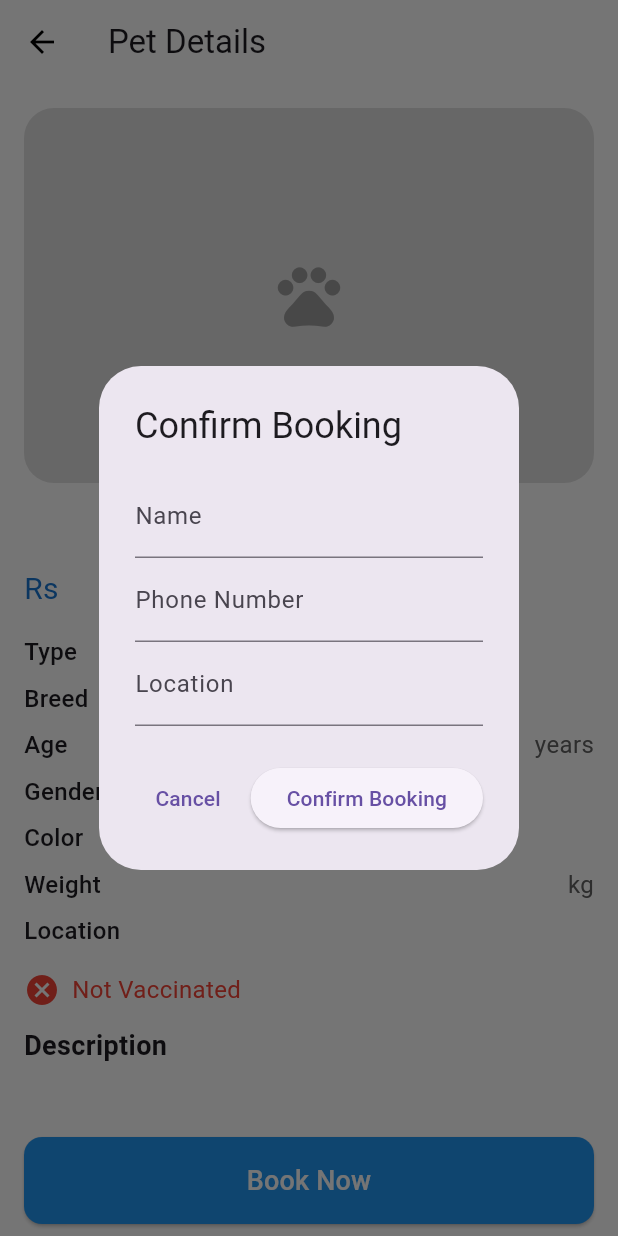
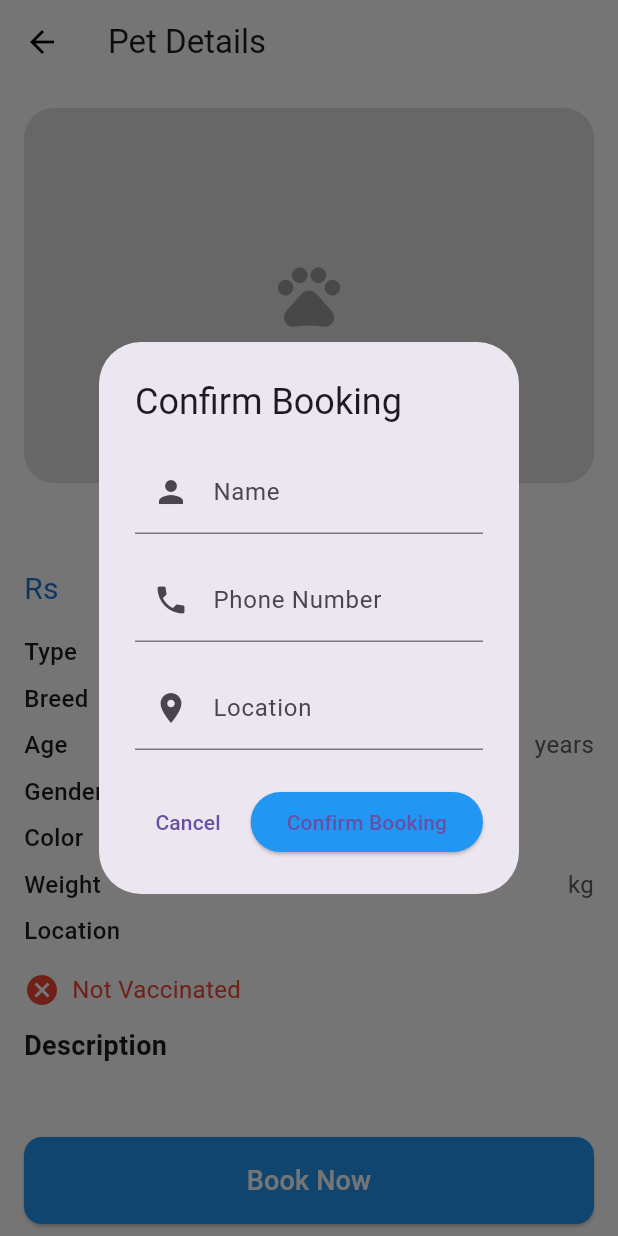
Before and after one commit to AtomSah/my_pet_care, a Flutter app: the PetDetailsView screen opened directly with empty values, after a tap on "Book Now", on a phone screen of 412 x 824 dp. Run offline on Flutter 3.47's test engine with Material 3 defaults, Android fonts, the light colour scheme and no system bars; our stand-ins replace dartz, dio, equatable, flutter_bloc, get_it, hive_flutter and 6 more; accounts and stored records are empty; network calls fail; Roboto replaces fonts that are missing (Poppins Regular).

Commit message:
bokking is done

```diff
--- a/lib/features/booking/presentation/view/BookingConfirmationDialog.dart
+++ /dev/null
@@ -1,59 +0,0 @@
-import 'package:flutter/material.dart';
-
-class BookingConfirmationDialog extends StatefulWidget {
-  final Function(String name, String phone, String location) onConfirm;
-
-  const BookingConfirmationDialog({Key? key, required this.onConfirm}) : super(key: key);
-
-  @override
-  _BookingConfirmationDialogState createState() => _BookingConfirmationDialogState();
-}
-
-class _BookingConfirmationDialogState extends State<BookingConfirmationDialog> {
-  final TextEditingController nameController = TextEditingController();
-  final TextEditingController phoneController = TextEditingController();
-  final TextEditingController locationController = TextEditingController();
-
-  @override
-  Widget build(BuildContext context) {
-    return AlertDialog(
-      title: const Text("Confirm Booking"),
-      content: Column(
-        mainAxisSize: MainAxisSize.min,
-        children: [
-          TextField(
-            controller: nameController,
-            decoration: const InputDecoration(labelText: "Name"),
-          ),
-          TextField(
-            controller: phoneController,
-            decoration: const InputDecoration(labelText: "Phone Number"),
-            keyboardType: TextInputType.phone,
-          ),
-          TextField(
-            controller: locationController,
-            decoration: const InputDecoration(labelText: "Location"),
-          ),
-        ],
-      ),
-      actions: [
-        TextButton(
-          onPressed: () => Navigator.of(context).pop(),
-          child: const Text("Cancel"),
-        ),
-        ElevatedButton(
-          onPressed: () {
-            final name = nameController.text;
-            final phone = phoneController.text;
-            final location = locationController.text;
-
-            widget.onConfirm(name, phone, location); // Pass the user's info back
-
-            Navigator.of(context).pop(); // Close the dialog
-          },
-          child: const Text("Confirm Booking"),
-        ),
-      ],
-    );
-  }
-}
--- a/lib/features/booking/domain/entity/booking_confirmation_entity.dart
+++ b/lib/features/booking_popups/domain/entity/booking_confirmation_entity.dart
@@ -1,18 +1,20 @@
-// lib/features/booking/domain/entity/booking_confirmation_entity.dart
+// lib/features/booking_popups/domain/entity/booking_confirmation_entity.dart
 
 import 'package:equatable/equatable.dart';
 
 class BookingConfirmationEntity extends Equatable {
+  final String petId;  // Added petId
   final String name;
   final String phone;
   final String location;
 
   const BookingConfirmationEntity({
+    required this.petId,
     required this.name,
     required this.phone,
     required this.location,
   });
 
   @override
-  List<Object?> get props => [name, phone, location];
+  List<Object> get props => [petId, name, phone, location];
 }
--- /dev/null
+++ b/lib/features/booking_popups/presentation/view/BookingConfirmationDialog.dart
@@ -0,0 +1,163 @@
+// lib/features/booking_popups/presentation/view/booking_confirmation_dialog.dart
+
+import 'package:flutter/material.dart';
+import 'package:flutter_bloc/flutter_bloc.dart';
+import 'package:pet_care/core/common/snackbar/my_snackbar.dart';
+import 'package:pet_care/features/booking_popups/presentation/view_model/booking_confirmation_bloc.dart';
+import 'package:pet_care/features/booking_popups/presentation/view_model/booking_confirmation_event.dart';
+import 'package:pet_care/features/booking_popups/presentation/view_model/booking_confirmation_state.dart';
+import 'package:pet_care/features/booked_pets/presentation/view/bookings_list_view.dart';
+import 'package:pet_care/features/dashboard/domain/entity/pet_entity.dart';
+
+class BookingConfirmationDialog extends StatefulWidget {
+  final PetEntity pet;
+
+  const BookingConfirmationDialog({
+    Key? key,
+    required this.pet,
+  }) : super(key: key);
+
+  @override
+  State<BookingConfirmationDialog> createState() => _BookingConfirmationDialogState();
+}
+
+class _BookingConfirmationDialogState extends State<BookingConfirmationDialog> {
+  final _formKey = GlobalKey<FormState>();
+  final _nameController = TextEditingController();
+  final _phoneController = TextEditingController();
+  final _locationController = TextEditingController();
+
+  @override
+  void dispose() {
+    _nameController.dispose();
+    _phoneController.dispose();
+    _locationController.dispose();
+    super.dispose();
+  }
+
+  String? _validateName(String? value) {
+    if (value == null || value.isEmpty) {
+      return 'Name is required';
+    }
+    return null;
+  }
+
+  String? _validatePhone(String? value) {
+    if (value == null || value.isEmpty) {
+      return 'Phone number is required';
+    }
+    // Add phone number validation if needed
+    return null;
+  }
+
+  String? _validateLocation(String? value) {
+    if (value == null || value.isEmpty) {
+      return 'Location is required';
+    }
+    return null;
+  }
+
+  @override
+  Widget build(BuildContext context) {
+    return BlocListener<BookingConfirmationBloc, BookingConfirmationState>(
+      listener: (context, state) {
+        if (state is BookingConfirmationSuccess) {
+          Navigator.pushAndRemoveUntil(
+            context,
+            MaterialPageRoute(builder: (context) => const BookingsListView()),
+            (route) => false,
+          );
+          showMySnackBar(
+            context: context,
+            message: 'Booking confirmed successfully!',
+            color: Colors.green,
+          );
+        }
+        if (state is BookingConfirmationError) {
+          showMySnackBar(
+            context: context,
+            message: state.message,
+            color: Colors.red,
+          );
+        }
+      },
+      child: AlertDialog(
+        title: const Text('Confirm Booking'),
+        content: Form(
+          key: _formKey,
+          child: Column(
+            mainAxisSize: MainAxisSize.min,
+            children: [
+              TextFormField(
+                controller: _nameController,
+                decoration: const InputDecoration(
+                  labelText: 'Name',
+                  prefixIcon: Icon(Icons.person),
+                ),
+                validator: _validateName,
+              ),
+              const SizedBox(height: 16),
+              TextFormField(
+                controller: _phoneController,
+                decoration: const InputDecoration(
+                  labelText: 'Phone Number',
+                  prefixIcon: Icon(Icons.phone),
+                ),
+                keyboardType: TextInputType.phone,
+                validator: _validatePhone,
+              ),
+              const SizedBox(height: 16),
+              TextFormField(
+                controller: _locationController,
+                decoration: const InputDecoration(
+                  labelText: 'Location',
+                  prefixIcon: Icon(Icons.location_on),
+                ),
+                validator: _validateLocation,
+              ),
+            ],
+          ),
+        ),
+        actions: [
+          TextButton(
+            onPressed: () => Navigator.pop(context),
+            child: const Text('Cancel'),
+          ),
+          BlocBuilder<BookingConfirmationBloc, BookingConfirmationState>(
+            builder: (context, state) {
+              return ElevatedButton(
+                onPressed: state is BookingConfirmationLoading
+                    ? null
+                    : () {
+                        if (_formKey.currentState!.validate()) {
+                          context.read<BookingConfirmationBloc>().add(
+                                ConfirmBookingEvent(
+                                  petId: widget.pet.id!,
+                                  name: _nameController.text,
+                                  phone: _phoneController.text,
+                                  location: _locationController.text,
+                                ),
+                              );
+                        }
+                      },
+                style: ElevatedButton.styleFrom(
+                  backgroundColor: Colors.blue,
+                ),
+                child: state is BookingConfirmationLoading
+                    ? const SizedBox(
+                        height: 20,
+                        width: 20,
+                        child: CircularProgressIndicator(
+                          strokeWidth: 2,
+                          valueColor: AlwaysStoppedAnimation<Color>(Colors.white),
+                        ),
+                      )
+                    : const Text('Confirm Booking'),
+              );
+            },
+          ),
+        ],
+      ),
+    );
+  }
+}
--- a/lib/features/booking/presentation/view_model/booking_confirmation_event.dart
+++ b/lib/features/booking_popups/presentation/view_model/booking_confirmation_event.dart
@@ -1,13 +1,15 @@
-// lib/features/booking/presentation/view_model/booking_confirmation_event.dart
+// lib/features/booking_popups/presentation/view_model/booking_confirmation_event.dart
 
 abstract class BookingConfirmationEvent {}
 
 class ConfirmBookingEvent extends BookingConfirmationEvent {
+  final String petId;
   final String name;
   final String phone;
   final String location;
 
   ConfirmBookingEvent({
+    required this.petId,
     required this.name,
     required this.phone,
     required this.location,
--- a/lib/features/petDetails/presentation/view/petdetails.dart
+++ b/lib/features/petDetails/presentation/view/petdetails.dart
@@ -1,6 +1,9 @@
 import 'package:flutter/material.dart';
+import 'package:flutter_bloc/flutter_bloc.dart';
+import 'package:pet_care/app/di/di.dart';
+import 'package:pet_care/features/booking_popups/presentation/view_model/booking_confirmation_bloc.dart';
 import 'package:pet_care/features/dashboard/domain/entity/pet_entity.dart';
-import 'package:pet_care/features/booking/presentation/view/BookingConfirmationDialog.dart';
+import 'package:pet_care/features/booking_popups/presentation/view/BookingConfirmationDialog.dart';
 
 class PetDetailsView extends StatelessWidget {
   final PetEntity pet;
@@ -141,11 +144,9 @@ class PetDetailsView extends StatelessWidget {
       onPressed: () {
         showDialog(
           context: context,
-            builder: (context) => BookingConfirmationDialog(
-              onConfirm: (name, phone, location) {
-                // Handle booking logic here (e.g., save to database or update state)
-                print("Booking Confirmed: $name, $phone, $location");
-              },
+          builder: (context) => BlocProvider(
+            create: (context) => getIt<BookingConfirmationBloc>(),
+            child: BookingConfirmationDialog(pet: pet),
           ),
         );
       },
```
Also changed, not shown: lib/app/di/di.dart (+25 -1 lines), lib/features/booking/domain/repository/booking_confirmation_repository.dart (deleted, +0 -10 lines), lib/features/booking_popups/data/data_source/booking_confirmation_data_source.dart (added, +36 -0 lines), lib/features/booking_popups/data/model/booking_confirmation_model.dart (renamed from lib/features/booking/data/model/booking_confirmation_model.dart, +8 -1 lines), lib/features/booking_popups/domain/repository/booking_confirmation_repository.dart (added, +26 -0 lines), lib/features/booking_popups/presentation/view_model/booking_confirmation_bloc.dart (renamed from lib/features/booking/presentation/view_model/booking_confirmation_bloc.dart, +5 -4 lines), lib/features/booking_popups/presentation/view_model/booking_confirmation_state.dart (renamed from lib/features/booking/presentation/view_model/booking_confirmation_state.dart), 1 other file. Lines whose indentation alone changed are shown as unchanged.
